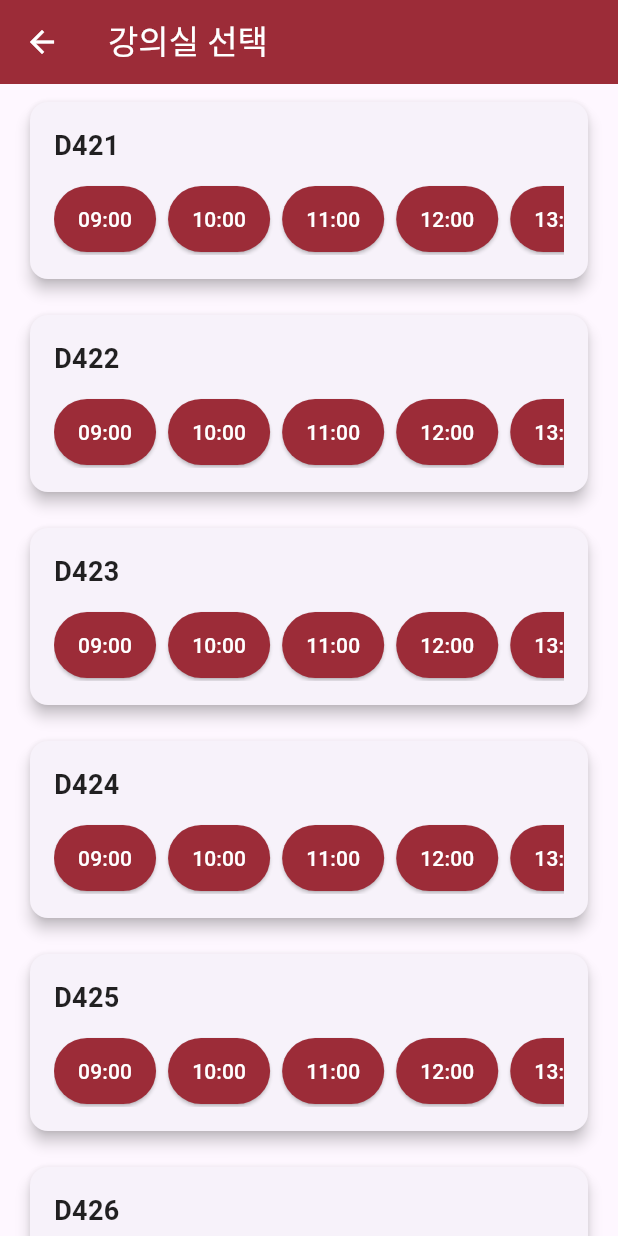
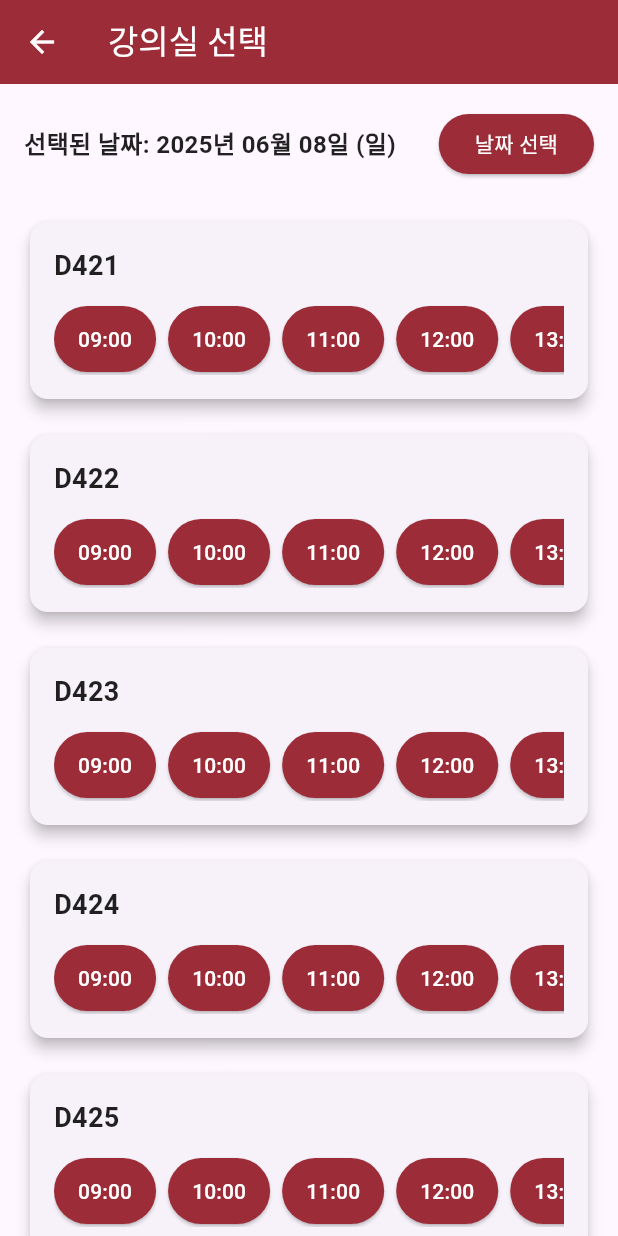
Before and after one commit to chanjung803/classroom-reservation, a Flutter app: the RoomSelectionPage screen opened directly, on a phone screen of 412 x 824 dp. Run offline on Flutter 3.47's test engine with Material 3 defaults, Android fonts, the phone set to English and light mode, and no system bars; our stand-ins replace fluttertoast, shared_preferences; accounts and stored records are empty.

Commit message:
날짜 선택 기능 추가

```diff
--- a/lib/screens/room_selection_page.dart
+++ b/lib/screens/room_selection_page.dart
@@ -1,7 +1,15 @@
 import 'package:flutter/material.dart';
 import 'package:flutter_application_1/screens/reservation_page.dart';
+import 'package:intl/intl.dart'; // DateFormat을 위해 추가
 
-class RoomSelectionPage extends StatelessWidget {
+class RoomSelectionPage extends StatefulWidget {
+  const RoomSelectionPage({Key? key}) : super(key: key);
+
+  @override
+  State<RoomSelectionPage> createState() => _RoomSelectionPageState();
+}
+
+class _RoomSelectionPageState extends State<RoomSelectionPage> {
   final List<String> rooms = List.generate(10, (i) => 'D42${i + 1}');
   final List<String> times = [
     '09:00', '10:00', '11:00', '12:00',
@@ -9,21 +17,82 @@ class RoomSelectionPage extends StatelessWidget {
     '17:00', '18:00'
   ];
 
+  DateTime _selectedDate = DateTime.now(); // 선택된 날짜 (기본값: 오늘)
+
+  Future<void> _selectDate(BuildContext context) async {
+    final DateTime? picked = await showDatePicker(
+      context: context,
+      initialDate: _selectedDate,
+      firstDate: DateTime.now(),
+      lastDate: DateTime.now().add(const Duration(days: 6)), // const 추가
+      helpText: '예약 날짜 선택',
+      cancelText: '취소',
+      confirmText: '선택',
+      builder: (BuildContext context, Widget? child) {
+        return Theme(
+          data: ThemeData.light().copyWith(
+            colorScheme: const ColorScheme.light( // const 추가
+              primary: Color(0xFF9C2C38),
+              onPrimary: Colors.white,
+              onSurface: Colors.black,
+            ),
+            textButtonTheme: TextButtonThemeData(
+              style: TextButton.styleFrom(
+                foregroundColor: const Color(0xFF9C2C38), // const 추가
+              ),
+            ),
+          ),
+          child: child!,
+        );
+      },
+    );
+    if (picked != null && picked != _selectedDate) {
+      setState(() {
+        _selectedDate = picked;
+      });
+    }
+  }
+
   @override
   Widget build(BuildContext context) {
     return Scaffold(
       appBar: AppBar(
-        title: Text(
+        title: const Text(
           '강의실 선택',
           style: TextStyle(color: Colors.white),
         ),
-        backgroundColor: Color(0xFF9C2C38),
+        backgroundColor: const Color(0xFF9C2C38),
         leading: IconButton(
-          icon: Icon(Icons.arrow_back, color: Colors.white),
+          icon: const Icon(Icons.arrow_back, color: Colors.white),
           onPressed: () => Navigator.pop(context),
         ),
       ),
-      body: ListView.builder(
+      body: Column(
+        children: [
+          Padding(
+            padding: const EdgeInsets.all(16.0),
+            child: Row(
+              mainAxisAlignment: MainAxisAlignment.spaceBetween,
+              children: [
+                Text(
+                  '선택된 날짜: ${DateFormat('yyyy년 MM월 dd일 (E)', 'ko_KR').format(_selectedDate)}',
+                  style: const TextStyle(fontSize: 16, fontWeight: FontWeight.bold),
+                ),
+                ElevatedButton(
+                  onPressed: () => _selectDate(context),
+                  style: ElevatedButton.styleFrom(
+                    backgroundColor: const Color(0xFF9C2C38),
+                  ),
+                  child: const Text(
+                    '날짜 선택',
+                    style: TextStyle(color: Colors.white),
+                  ),
+                ),
+              ],
+            ),
+          ),
+          Expanded(
+            child: ListView.builder(
               itemCount: rooms.length,
               itemBuilder: (context, roomIndex) {
                 return Padding(
@@ -37,11 +106,10 @@ class RoomSelectionPage extends StatelessWidget {
                         children: [
                           Text(
                             rooms[roomIndex],
-                      style: TextStyle(fontSize: 18, fontWeight: FontWeight.bold),
+                            style: const TextStyle(fontSize: 18, fontWeight: FontWeight.bold),
                           ),
-                    SizedBox(height: 12),
+                          const SizedBox(height: 12),
 
-                    // 시간 버튼 수평 슬라이드로 변경
                           SingleChildScrollView(
                             scrollDirection: Axis.horizontal,
                             child: Row(
@@ -53,21 +121,22 @@ class RoomSelectionPage extends StatelessWidget {
                                       Navigator.push(
                                         context,
                                         MaterialPageRoute(
-                                    builder: (context) => ReservationPage(
+                                          builder: (context) => ReservationPage( // 여기에 붙어있던 const를 제거합니다.
                                             room: rooms[roomIndex],
                                             time: time,
-                                      isDetailView: false, // 새 예약 모드
+                                            selectedDate: _selectedDate,
+                                            isDetailView: false,
                                           ),
                                         ),
                                       );
                                     },
                                     style: ElevatedButton.styleFrom(
-                                backgroundColor: Color(0xFF9C2C38),
-                                padding: EdgeInsets.symmetric(horizontal: 16, vertical: 12),
+                                      backgroundColor: const Color(0xFF9C2C38),
+                                      padding: const EdgeInsets.symmetric(horizontal: 16, vertical: 12),
                                     ),
                                     child: Text(
                                       time,
-                                style: TextStyle(color: Colors.white),
+                                      style: const TextStyle(color: Colors.white),
                                     ),
                                   ),
                                 );
@@ -81,6 +150,9 @@ class RoomSelectionPage extends StatelessWidget {
                 );
               },
             ),
+          ),
+        ],
+      ),
     );
   }
 }
```
Also changed, not shown: lib/main.dart (+7 -4 lines), lib/screens/reservation_list_page.dart (+25 -17 lines), lib/screens/reservation_page.dart (+44 -40 lines). Lines whose indentation alone changed are shown as unchanged.
